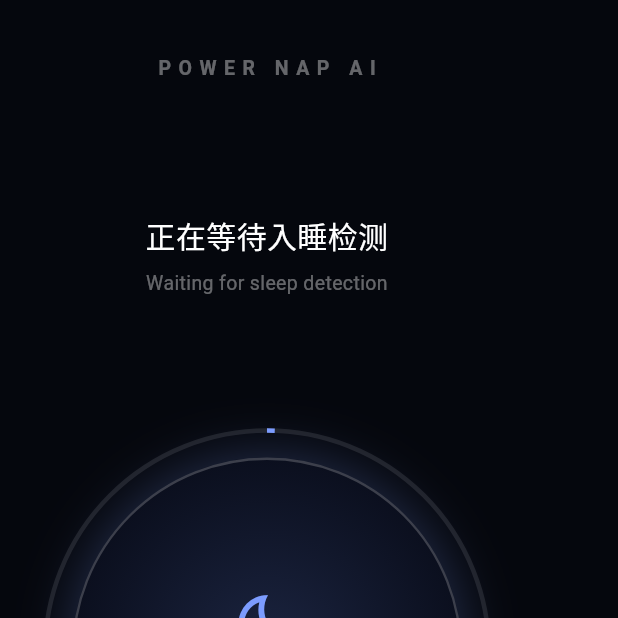
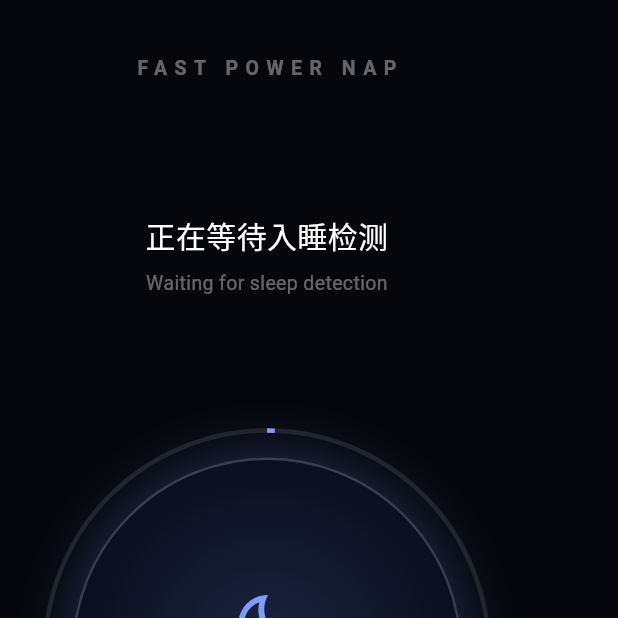
Before and after one commit to robinji0/fast_power_nap, a Flutter app: the screen it shows after launch, after a tap on "START NAP", on a phone screen of 412 x 824 dp, the top half of it. Run offline on Flutter 3.47's test engine with Material 3 defaults, Android fonts, the phone set to English and light mode, and no system bars; our stand-ins replace audioplayers, sensors_plus, shared_preferences, wakelock_plus; missing offline and left inert: record.

Commit message:
Rename project from "Power Nap AI" to "Fast Power Nap" across all configurations and files, including pubspec.yaml, Android, iOS, web, and Windows settings.

```diff
--- a/lib/main.dart
+++ b/lib/main.dart
@@ -21,12 +21,12 @@
     systemNavigationBarIconBrightness: Brightness.light,
   ));
 
-  runApp(const PowerNapApp());
+  runApp(const FastPowerNapApp());
 }
 
 /// 根组件：配置全局暗黑主题
-class PowerNapApp extends StatelessWidget {
-  const PowerNapApp({super.key});
+class FastPowerNapApp extends StatelessWidget {
+  const FastPowerNapApp({super.key});
 
   // 主色调：柔和的靛蓝色，夜间不刺眼
   static const Color accent = Color(0xFF7C9CFF);
@@ -35,7 +35,7 @@
   @override
   Widget build(BuildContext context) {
     return MaterialApp(
-      title: 'Power Nap AI',
+      title: 'Fast Power Nap',
       debugShowCheckedModeBanner: false,
       themeMode: ThemeMode.dark,
       darkTheme: ThemeData(
--- a/lib/nap_home_page.dart
+++ b/lib/nap_home_page.dart
@@ -2,7 +2,7 @@
 
 import 'package:flutter/material.dart';
 
-import 'main.dart' show PowerNapApp;
+import 'main.dart' show FastPowerNapApp;
 import 'nap_controller.dart';
 
 /// 信号指示灯的状态
@@ -24,7 +24,7 @@
   late final AnimationController _pulse;
   late final Animation<double> _pulseScale;
 
-  static const Color _accent = PowerNapApp.accent;
+  static const Color _accent = FastPowerNapApp.accent;
 
   @override
   void initState() {
@@ -109,7 +109,7 @@
                 children: <Widget>[
                   const SizedBox(height: 36),
                   const Text(
-                    'POWER NAP AI',
+                    'FAST POWER NAP',
                     style: TextStyle(
                       fontSize: 13,
                       letterSpacing: 5,
--- a/pubspec.yaml
+++ b/pubspec.yaml
@@ -1,5 +1,5 @@
-name: power_nap_ai
-description: "Power Nap AI - a minimal dark-mode 20-minute power nap app that starts the countdown only after you fall asleep."
+name: fast_power_nap
+description: "Fast Power Nap - a minimal dark-mode 20-minute power nap app that starts the countdown only after you fall asleep."
 publish_to: 'none'
 version: 1.1.0+2
 
```
Also changed, not shown: 18 other files.
